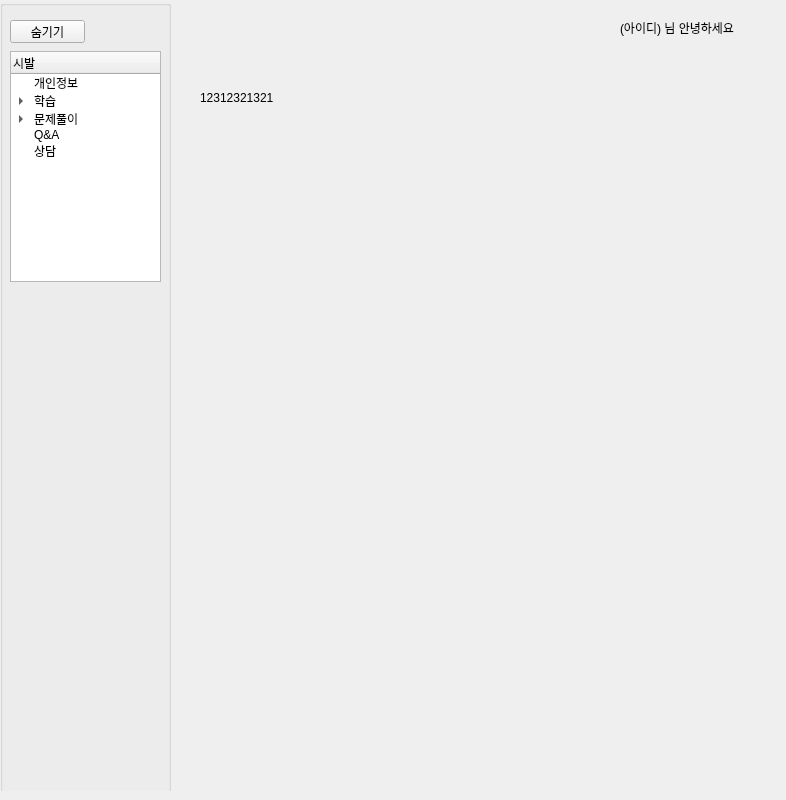
First picture: the form in si_contents.ui, repository gitaeyu/Education_app, before the edit.
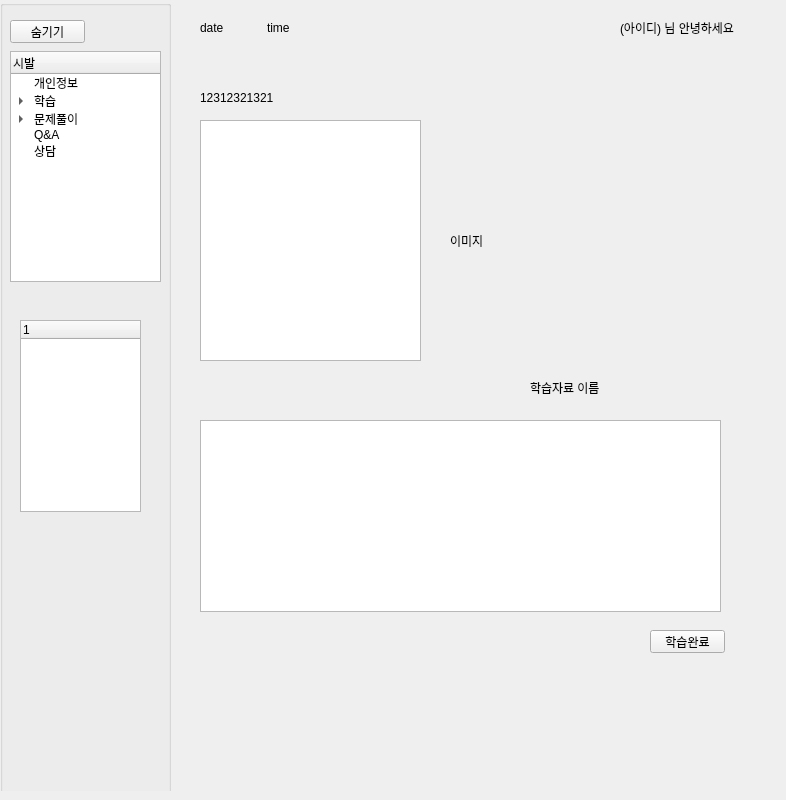
Second picture: the form after the edit. The open tabs and pages were chosen to show the change.

Patch:
```diff
--- a/si_contents.ui
+++ b/si_contents.ui
@@ -136,6 +136,21 @@
        </property>
       </item>
      </widget>
+     <widget class="QTreeWidget" name="treeWidget">
+      <property name="geometry">
+       <rect>
+        <x>20</x>
+        <y>320</y>
+        <width>121</width>
+        <height>192</height>
+       </rect>
+      </property>
+      <column>
+       <property name="text">
+        <string notr="true">1</string>
+       </property>
+      </column>
+     </widget>
     </widget>
    </widget>
   </widget>
@@ -260,6 +275,65 @@
       <string>12312321321</string>
      </property>
     </widget>
+    <widget class="QListWidget" name="lw_learning_list">
+     <property name="geometry">
+      <rect>
+       <x>10</x>
+       <y>50</y>
+       <width>221</width>
+       <height>241</height>
+      </rect>
+     </property>
+    </widget>
+    <widget class="QLabel" name="lb_img">
+     <property name="geometry">
+      <rect>
+       <x>260</x>
+       <y>55</y>
+       <width>261</width>
+       <height>231</height>
+      </rect>
+     </property>
+     <property name="text">
+      <string>이미지</string>
+     </property>
+    </widget>
+    <widget class="QTextBrowser" name="tb_learning_content">
+     <property name="geometry">
+      <rect>
+       <x>10</x>
+       <y>350</y>
+       <width>521</width>
+       <height>192</height>
+      </rect>
+     </property>
+    </widget>
+    <widget class="QPushButton" name="btn_learning_finish">
+     <property name="geometry">
+      <rect>
+       <x>460</x>
+       <y>560</y>
+       <width>75</width>
+       <height>23</height>
+      </rect>
+     </property>
+     <property name="text">
+      <string>학습완료</string>
+     </property>
+    </widget>
+    <widget class="QLabel" name="lb_learning_img_name">
+     <property name="geometry">
+      <rect>
+       <x>340</x>
+       <y>310</y>
+       <width>131</width>
+       <height>16</height>
+      </rect>
+     </property>
+     <property name="text">
+      <string>학습자료 이름</string>
+     </property>
+    </widget>
    </widget>
    <widget class="QWidget" name="page_5">
     <widget class="QLabel" name="lb_question_name">
@@ -320,6 +394,32 @@
     <string>(아이디) 님 안녕하세요</string>
    </property>
   </widget>
+  <widget class="QLabel" name="lb_date">
+   <property name="geometry">
+    <rect>
+     <x>200</x>
+     <y>20</y>
+     <width>60</width>
+     <height>16</height>
+    </rect>
+   </property>
+   <property name="text">
+    <string>date</string>
+   </property>
+  </widget>
+  <widget class="QLabel" name="lb_time">
+   <property name="geometry">
+    <rect>
+     <x>267</x>
+     <y>20</y>
+     <width>50</width>
+     <height>16</height>
+    </rect>
+   </property>
+   <property name="text">
+    <string>time</string>
+   </property>
+  </widget>
  </widget>
  <resources/>
  <connections/>
```
Left out of the diff: 4 changed lines with no effect on the pictures.
